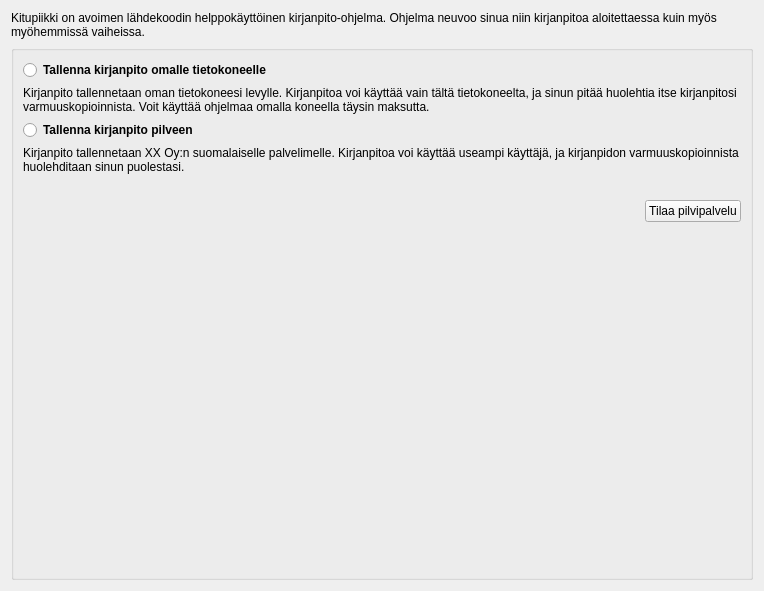
Old version of the form kitupiikki/uusikirjanpito/uusialoitus.ui in the repository artoh/kitupiikki.
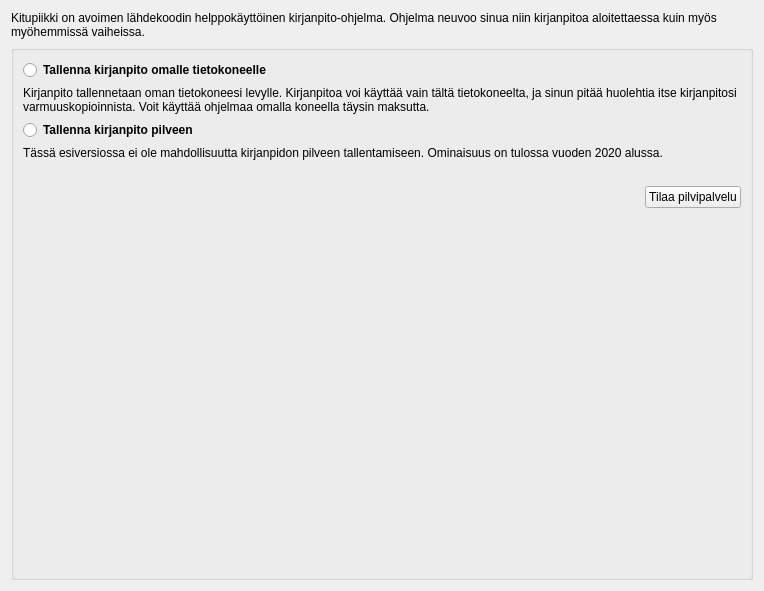
New version of the form. Icons and pictures are not drawn.

The edit to the form file:
```diff
--- a/kitupiikki/uusikirjanpito/uusialoitus.ui
+++ b/kitupiikki/uusikirjanpito/uusialoitus.ui
@@ -77,7 +77,7 @@
       <item>
        <widget class="QLabel" name="pilviLabel">
         <property name="text">
-         <string>&lt;html&gt;&lt;head/&gt;&lt;body&gt;&lt;p&gt;Kirjanpito tallennetaan XX Oy:n suomalaiselle palvelimelle. Kirjanpitoa voi käyttää useampi käyttäjä, ja kirjanpidon varmuuskopioinnista huolehditaan sinun puolestasi. &lt;/p&gt;&lt;/body&gt;&lt;/html&gt;</string>
+         <string>&lt;html&gt;&lt;head/&gt;&lt;body&gt;&lt;p&gt;Tässä esiversiossa ei ole mahdollisuutta kirjanpidon pilveen tallentamiseen. Ominaisuus on tulossa vuoden 2020 alussa.&lt;/p&gt;&lt;/body&gt;&lt;/html&gt;</string>
         </property>
         <property name="wordWrap">
          <bool>true</bool>
```
